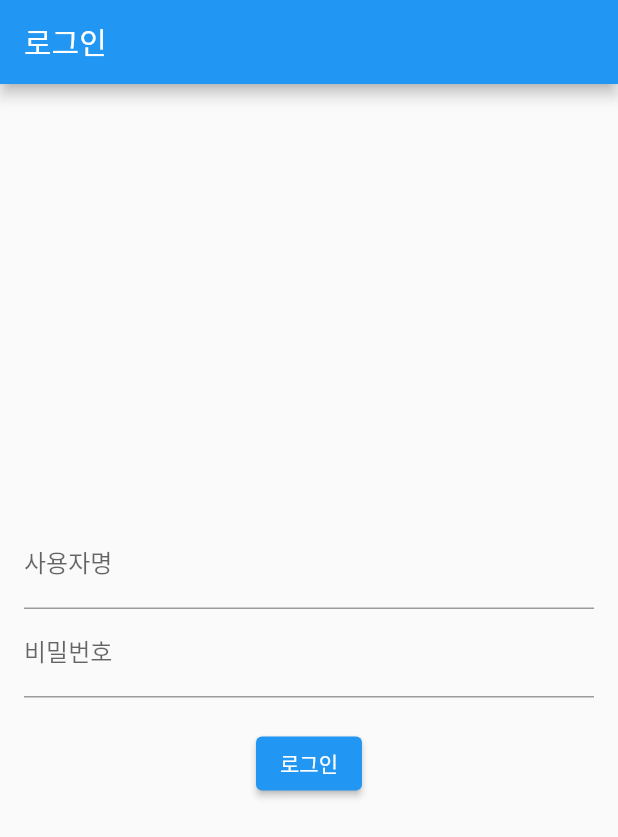
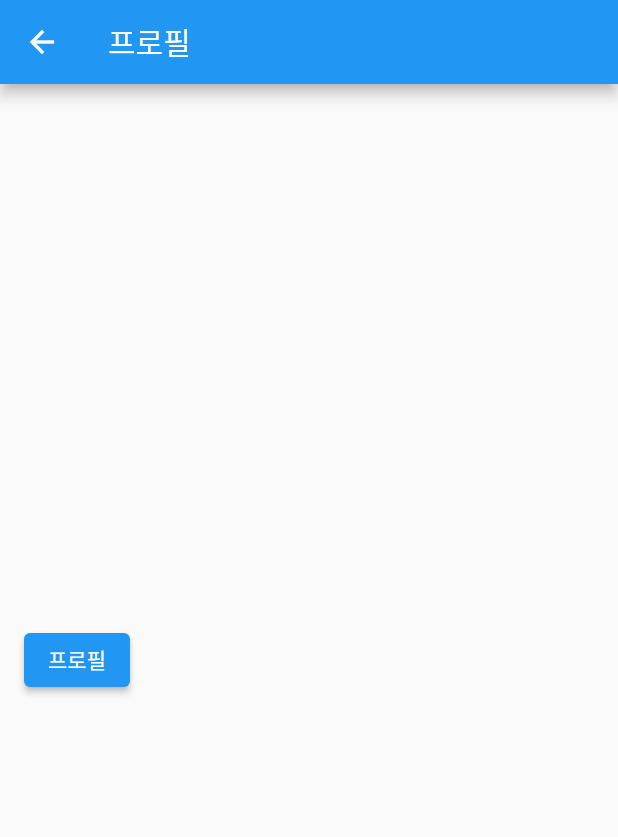
Before and after one commit to ksungjoon/Eoulim2.0, a Flutter app: the screen it shows after launch, after a tap on "로그인", on a phone screen of 412 x 824 dp. Shown: the top 837 px of the screen. Run offline on Flutter 3.47's test engine with Material 2 defaults, Android fonts, the phone set to English and light mode, and no system bars; missing offline and left inert: transitioned_indexed_stack; network calls fail.

Commit message:
fe/feat: add basic screens
this commit creates basic screens.

```diff
--- a/mobile/lib/screen/login_screen.dart
+++ b/mobile/lib/screen/login_screen.dart
@@ -1,5 +1,5 @@
 import 'package:flutter/material.dart';
-import 'package:mobile/screen/main_screen.dart';
+import 'package:mobile/screen/profiles_screen.dart';
 
 class Login extends StatefulWidget {
   const Login({Key? key});
@@ -44,7 +44,8 @@ class _LoginState extends State<Login> {
             ElevatedButton(
               onPressed: () {
                 // 여기에 로그인 로직을 추가하세요
-                const Main();
+                Navigator.push(context,
+                    MaterialPageRoute(builder: (context) => const Profile()));
                 // 사용자명과 비밀번호는 _usernameController.text와 _passwordController.text로 얻을 수 있습니다.
               },
               child: Text('로그인'),
--- /dev/null
+++ b/mobile/lib/screen/profiles_screen.dart
@@ -0,0 +1,38 @@
+import 'package:flutter/material.dart';
+import 'package:mobile/screen/main_screen.dart';
+
+class Profile extends StatefulWidget {
+  const Profile({Key? key});
+
+  @override
+  State<Profile> createState() => _ProfileState();
+}
+
+class _ProfileState extends State<Profile> {
+  @override
+  Widget build(BuildContext context) {
+    return Scaffold(
+      appBar: AppBar(
+        title: Text("프로필"),
+      ),
+      body: Padding(
+        padding: EdgeInsets.all(16.0),
+        child: Column(
+          mainAxisAlignment: MainAxisAlignment.center,
+          children: [
+            // 로그인 버튼
+            ElevatedButton(
+              onPressed: () {
+                // 여기에 로그인 로직을 추가하세요
+                Navigator.push(context,
+                    MaterialPageRoute(builder: (context) => const Main()));
+                // 사용자명과 비밀번호는 _usernameController.text와 _passwordController.text로 얻을 수 있습니다.
+              },
+              child: Text('프로필'),
+            ),
+          ],
+        ),
+      ),
+    );
+  }
+}
--- a/mobile/lib/screen/session_screen.dart
+++ b/mobile/lib/screen/session_screen.dart
@@ -1,6 +1,6 @@
 import 'package:flutter/material.dart';
-import 'package:flutter/foundation.dart';
-import 'package:web_socket_channel/io.dart';
+// import 'package:flutter/foundation.dart';
+// import 'package:web_socket_channel/io.dart';
 import 'package:web_socket_channel/web_socket_channel.dart';
 
 class Session extends StatefulWidget {
```
Also changed, not shown: mobile/lib/screen/frineds_screen.dart (added, +26 -0 lines), mobile/lib/screen/join_screen.dart (added, +40 -0 lines), mobile/lib/screen/main_screen.dart (+10 -7 lines), mobile/lib/screen/settings_screen.dart (added, +26 -0 lines).
